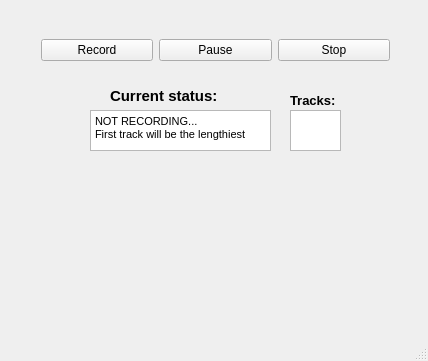
First picture: the form in looper.ui, repository sbvb/Looper, before the edit.
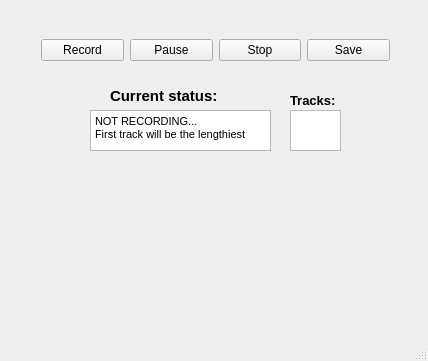
Second picture: the form after the edit. Icons and pictures are not drawn.

What changed in the file:
```diff
--- a/looper.ui
+++ b/looper.ui
@@ -120,6 +120,20 @@
        </property>
       </widget>
      </item>
+     <item>
+      <widget class="QPushButton" name="saveButton">
+       <property name="toolTip">
+        <string>Saves playback to file.</string>
+       </property>
+       <property name="text">
+        <string>Save</string>
+       </property>
+       <property name="icon">
+        <iconset resource="buttons.qrc">
+         <normaloff>:/Resources/save.png</normaloff>:/Resources/save.png</iconset>
+       </property>
+      </widget>
+     </item>
     </layout>
    </widget>
    <widget class="QLabel" name="label_2">
```
Left out of the diff: 6 changed lines with no effect on the pictures.
